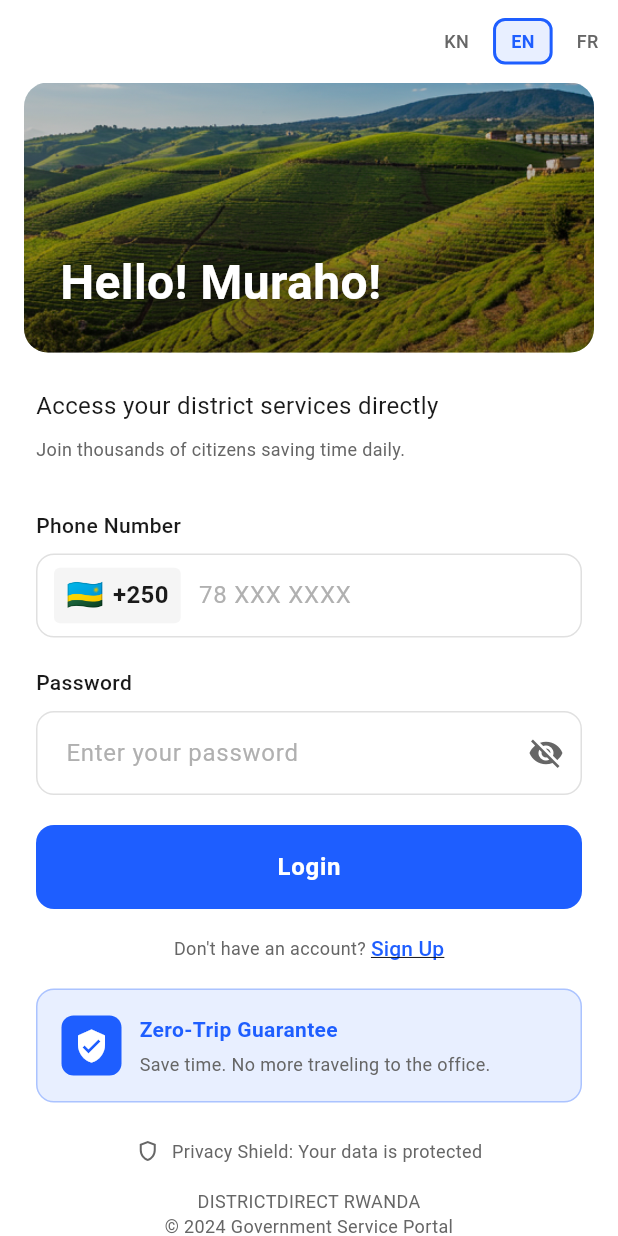
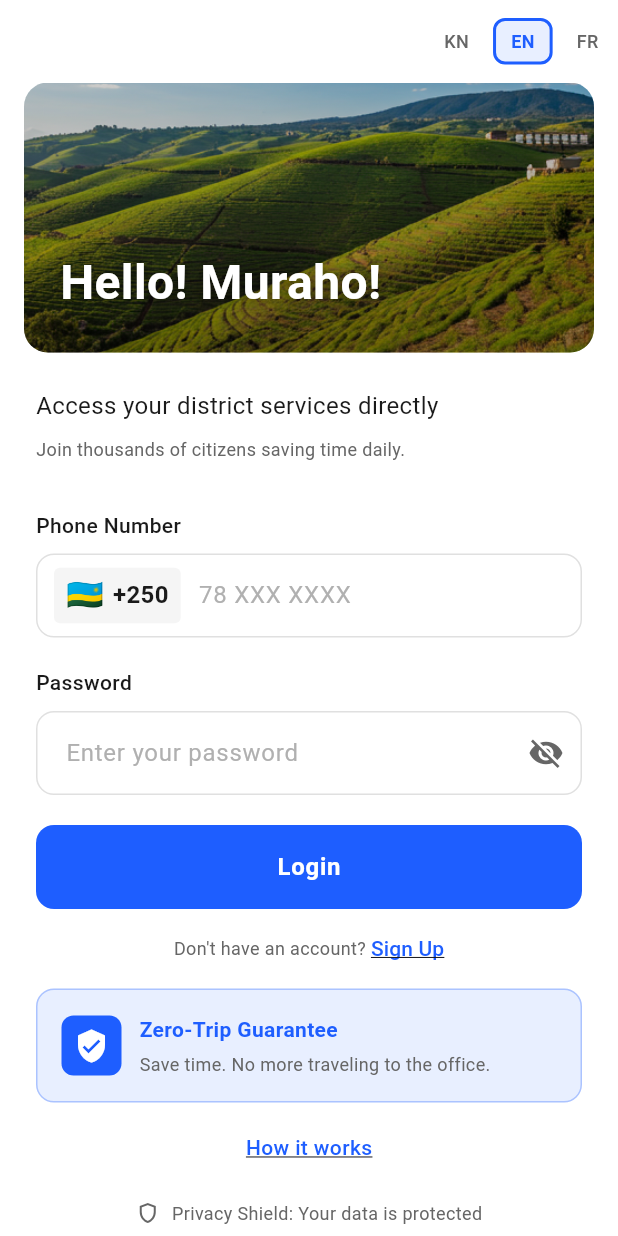
Before and after one commit to KABASINGAarsene/civic-fix, a Flutter app: the CitizenLoginScreen screen opened by its route, on a phone screen of 412 x 824 dp. Run offline on Flutter 3.47's test engine with Material 3 defaults, Android fonts, the phone set to English and light mode, and no system bars; our stand-ins replace fl_chart; missing offline and left inert: file_selector.

Commit message:
citizen_login_screen.dart

```diff
--- a/lib/screens/auth/citizen_login_screen.dart
+++ b/lib/screens/auth/citizen_login_screen.dart
@@ -5,6 +5,7 @@ import '../../constants/app_colors.dart';
 import '../../constants/app_text_styles.dart';
 import '../../utils/validators.dart';
 import 'otp_verification_screen.dart';
+import 'how_it_works_screen.dart';
 
 /// Citizen Login Screen
 /// Login page for regular citizens with Rwanda landscape background
@@ -735,6 +736,25 @@ class _CitizenLoginScreenState extends State<CitizenLoginScreen> {
                               const SizedBox(height: 16),
                               // Info Card
                               _buildInfoCard(),
+                              const SizedBox(height: 20),
+                              // How it works link
+                              Center(
+                                child: GestureDetector(
+                                  onTap: () {
+                                    Navigator.push(
+                                      context,
+                                      MaterialPageRoute(
+                                        builder: (_) =>
+                                            const HowItWorksScreen(),
+                                      ),
+                                    );
+                                  },
+                                  child: Text(
+                                    'How it works',
+                                    style: AppTextStyles.link,
+                                  ),
+                                ),
+                              ),
                             ],
                           ),
                         ),
```
